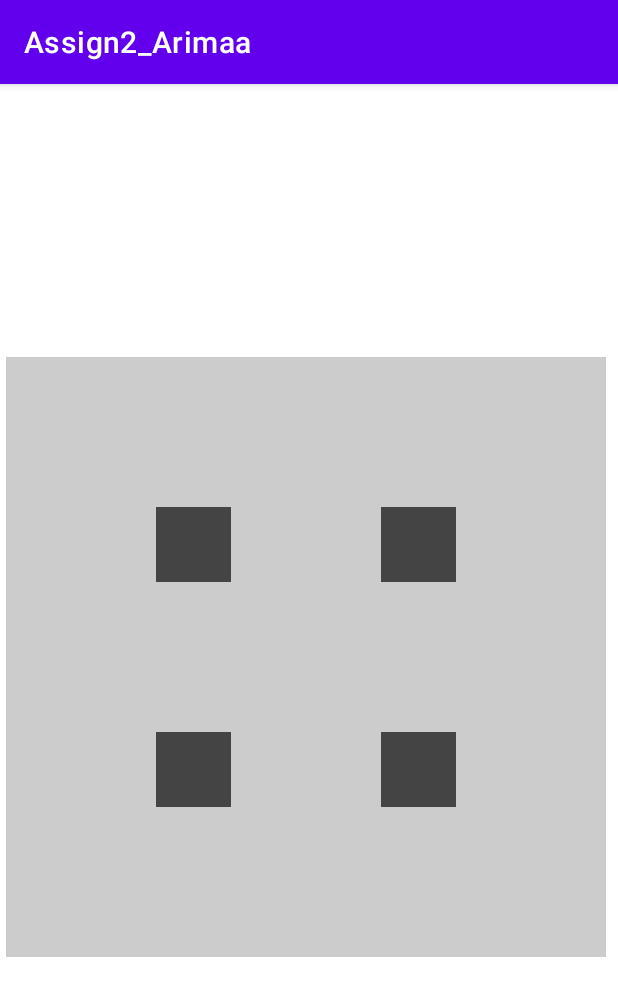
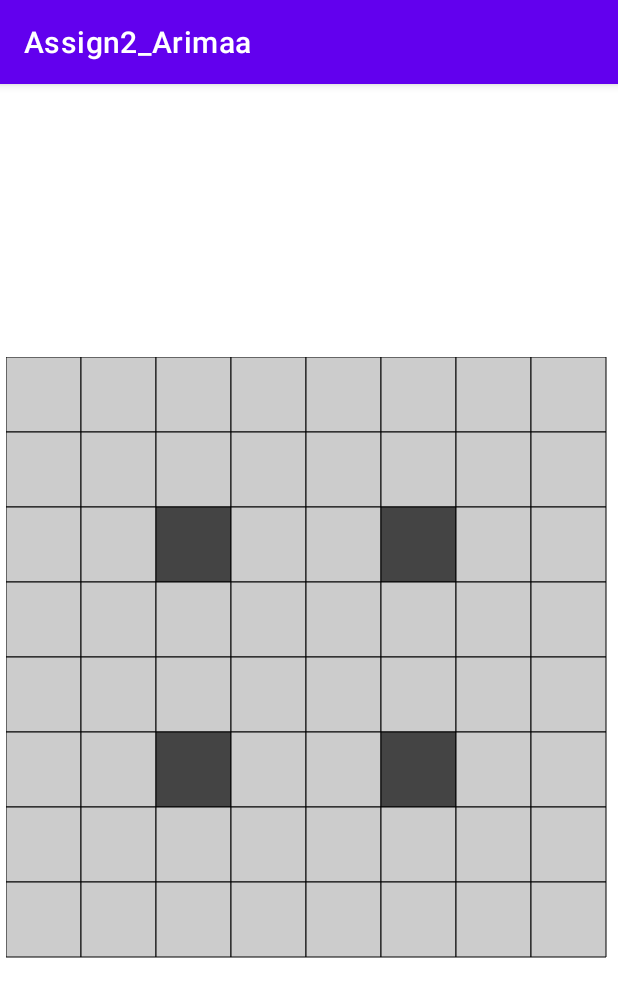
Before and after one commit to Steelzen/arimaa, an Android app: the screen it shows after launch (MainActivity), on a phone screen of 412 x 824 dp. Shown: the top 997 px of the screen. Run offline under Robolectric (Android 15) with nearby library versions, the phone set to English and light mode, and no system bars.

Commit message:
add border line to each tile of board

```diff
--- a/app/src/main/java/griffith/taehyung/assign2_arimaa/GameView.kt
+++ b/app/src/main/java/griffith/taehyung/assign2_arimaa/GameView.kt
@@ -57,15 +57,22 @@ class GameView(context: Context?): View(context){
     }
 
     fun drawBoard(canvas: Canvas?, tilesize: Int) {
-        val paint = Paint()
+        val fillPaint = Paint()
+        val strokePaint = Paint()
+
+        fillPaint.setStyle(Paint.Style.FILL)
+        strokePaint.setStyle(Paint.Style.STROKE)
+        strokePaint.setColor(Color.BLACK)
+
         for (i in 0 until TILES) {
             for (k in 0 until TILES) {
                 if(i == 2 &&  k == 2 || i == 5 && k ==2 || i == 2 && k == 5 || i == 5 && k == 5) {
-                    paint.color = Color.DKGRAY
+                    fillPaint.setColor(Color.DKGRAY)
                 } else
-                    paint.color = Color.LTGRAY
+                    fillPaint.setColor(Color.LTGRAY)
 
-                canvas?.drawRect(0f+tilesize * i, 0f+tilesize * k, 0f+tilesize+tilesize*i, 0f+tilesize+tilesize*k, paint)
+                canvas?.drawRect(0f+tilesize * i, 0f+tilesize * k, 0f+tilesize+tilesize*i, 0f+tilesize+tilesize*k, fillPaint)
+                canvas?.drawRect(0f+tilesize * i, 0f+tilesize * k, 0f+tilesize+tilesize*i, 0f+tilesize+tilesize*k, strokePaint)
             }
         }
     }
@@ -82,9 +89,7 @@ class GameView(context: Context?): View(context){
     override fun onDraw(canvas: Canvas) {
         super.onDraw(canvas)
 
-        println("Test " + width)
         setTileSize(width!!)
-        println("final:" + tilesize)
 
         drawBoard(canvas, tilesize)
     }
```
